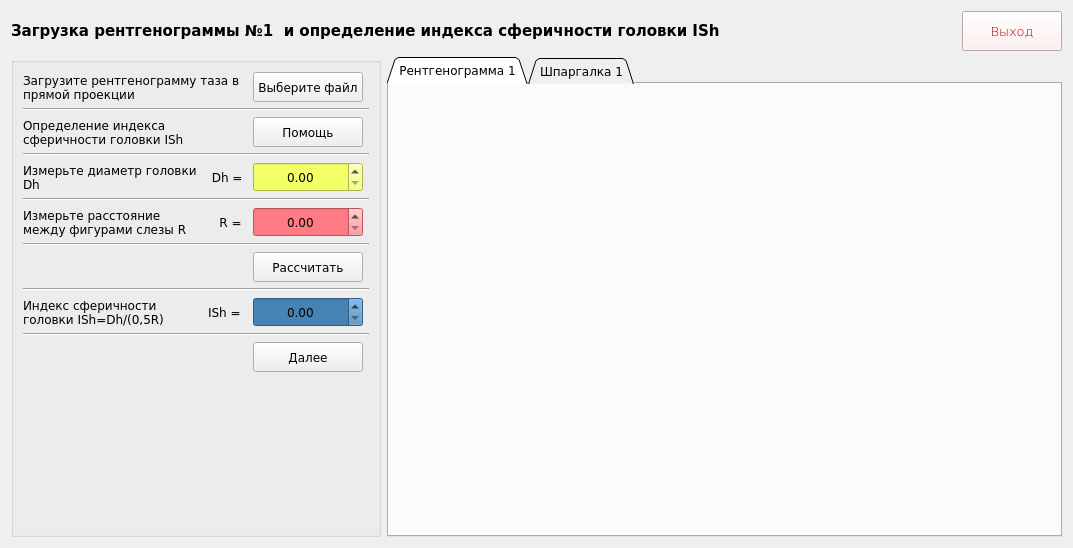
W3STi/Medical-calculate-programm, file Medic/forms/ui/form1.ui: the form before one commit.
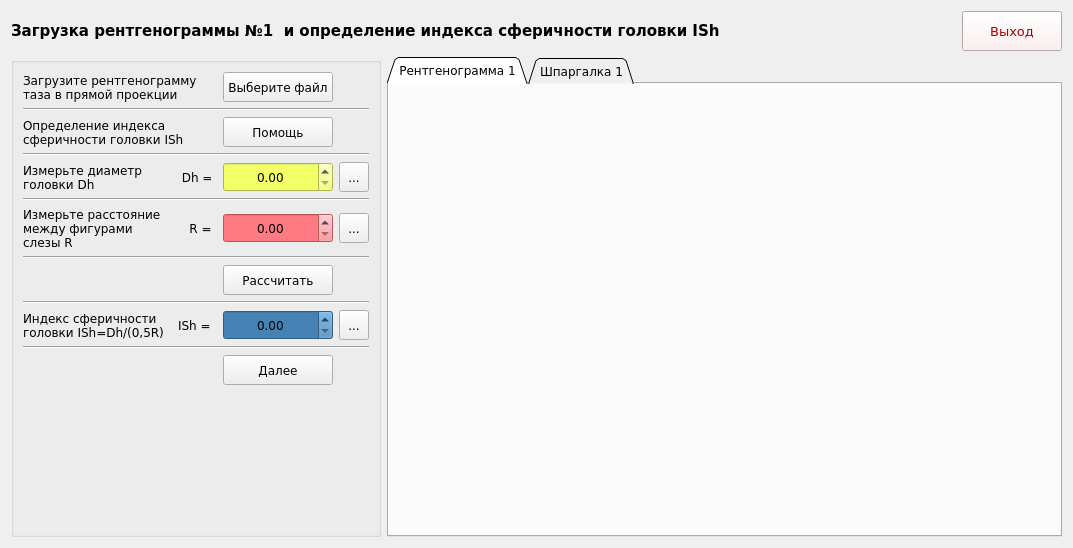
The form after the commit.

```diff
--- a/Medic/forms/ui/form1.ui
+++ b/Medic/forms/ui/form1.ui
@@ -29,7 +29,6 @@
       <font>
        <family>Verdana</family>
        <pointsize>10</pointsize>
-       <weight>9</weight>
        <italic>false</italic>
        <bold>false</bold>
       </font>
@@ -60,7 +59,6 @@
       <font>
        <family>Verdana</family>
        <pointsize>11</pointsize>
-       <weight>75</weight>
        <italic>false</italic>
        <bold>true</bold>
       </font>
@@ -113,31 +111,6 @@
       <bool>false</bool>
      </property>
      <layout class="QGridLayout" name="gridLayout_2">
-      <item row="10" column="2">
-       <widget class="QDoubleSpinBox" name="doubleSpinBox_3">
-        <property name="minimumSize">
-         <size>
-          <width>0</width>
-          <height>30</height>
-         </size>
-        </property>
-        <property name="font">
-         <font>
-          <family>Verdana</family>
-          <pointsize>9</pointsize>
-         </font>
-        </property>
-        <property name="styleSheet">
-         <string notr="true">background-color: #4682B4;</string>
-        </property>
-        <property name="alignment">
-         <set>Qt::AlignCenter</set>
-        </property>
-        <property name="singleStep">
-         <double>0.100000000000000</double>
-        </property>
-       </widget>
-      </item>
       <item row="13" column="2">
        <spacer name="verticalSpacer">
         <property name="font">
@@ -519,6 +492,88 @@
         </property>
        </widget>
       </item>
+      <item row="4" column="3">
+       <widget class="QToolButton" name="toolButton">
+        <property name="minimumSize">
+         <size>
+          <width>30</width>
+          <height>30</height>
+         </size>
+        </property>
+        <property name="maximumSize">
+         <size>
+          <width>30</width>
+          <height>30</height>
+         </size>
+        </property>
+        <property name="text">
+         <string>...</string>
+        </property>
+       </widget>
+      </item>
+      <item row="6" column="3">
+       <widget class="QToolButton" name="toolButton_2">
+        <property name="minimumSize">
+         <size>
+          <width>30</width>
+          <height>30</height>
+         </size>
+        </property>
+        <property name="maximumSize">
+         <size>
+          <width>30</width>
+          <height>30</height>
+         </size>
+        </property>
+        <property name="text">
+         <string>...</string>
+        </property>
+       </widget>
+      </item>
+      <item row="10" column="2">
+       <widget class="QDoubleSpinBox" name="doubleSpinBox_3">
+        <property name="minimumSize">
+         <size>
+          <width>0</width>
+          <height>30</height>
+         </size>
+        </property>
+        <property name="font">
+         <font>
+          <family>Verdana</family>
+          <pointsize>9</pointsize>
+         </font>
+        </property>
+        <property name="styleSheet">
+         <string notr="true">background-color: #4682B4;</string>
+        </property>
+        <property name="alignment">
+         <set>Qt::AlignCenter</set>
+        </property>
+        <property name="singleStep">
+         <double>0.100000000000000</double>
+        </property>
+       </widget>
+      </item>
+      <item row="10" column="3">
+       <widget class="QToolButton" name="toolButton_3">
+        <property name="minimumSize">
+         <size>
+          <width>30</width>
+          <height>30</height>
+         </size>
+        </property>
+        <property name="maximumSize">
+         <size>
+          <width>30</width>
+          <height>30</height>
+         </size>
+        </property>
+        <property name="text">
+         <string>...</string>
+        </property>
+       </widget>
+      </item>
      </layout>
     </widget>
    </item>
```
